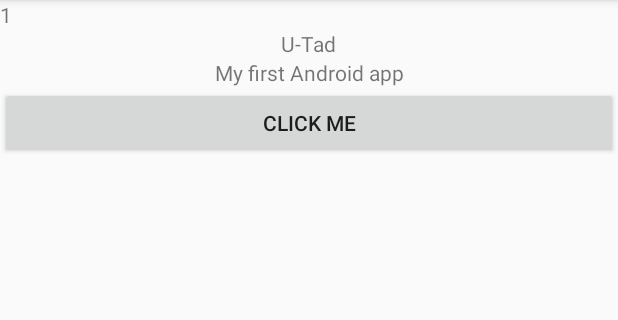
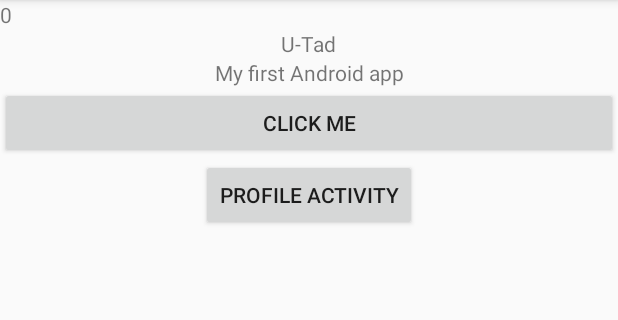
Before and after one commit to michelep2000/Android, an Android app: the screen it shows after launch (MainActivity), after a tap on "CLICK ME", on a phone screen of 412 x 824 dp, the part 84-404 px from its top. Run offline under Robolectric (Android 15) with nearby library versions, the phone set to English and light mode, and no system bars; libraries missing offline, so code that uses them is left out: kotlin.time.microseconds, kotlin.time.milliseconds.

Commit message:
Exercise 2 finished
-Creado boton para ir a la activity perfil
-Listener con intent pasandole por parametro el contenido
-Creados TextViews necesarios para la captura de los
parametros(descripcion, ciudad, imagen, fechaNacimiento)
-Seteados los parametros (imagen y descripcion desempaquetados por no
aceptar un valor opcional)
-Añadidos nuevos strings, a los xml de idiomas, en español e ingles
-Añadido ScrollView para evitar que la descripcion se corte

```diff
--- a/app/build.gradle
+++ b/app/build.gradle
@@ -25,7 +25,7 @@ android {
 
 dependencies {
     implementation fileTree(dir: 'libs', include: ['*.jar'])
-    implementation"org.jetbrains.kotlin:kotlin-stdlib-jdk7:$kotlin_version"
+    implementation "org.jetbrains.kotlin:kotlin-stdlib-jdk7:$kotlin_version"
     implementation 'androidx.appcompat:appcompat:1.0.2'
     implementation 'androidx.core:core-ktx:1.0.2'
     implementation 'androidx.constraintlayout:constraintlayout:1.1.3'
--- a/app/src/main/AndroidManifest.xml
+++ b/app/src/main/AndroidManifest.xml
@@ -9,6 +9,7 @@
         android:roundIcon="@mipmap/ic_launcher_round"
         android:supportsRtl="true"
         android:theme="@style/AppTheme">
+        <activity android:name=".ProfileActivity"></activity>
         <activity android:name=".MainActivity">
             <intent-filter>
                 <action android:name="android.intent.action.MAIN" />
--- a/app/src/main/java/com/example/myapplication/MainActivity.kt
+++ b/app/src/main/java/com/example/myapplication/MainActivity.kt
@@ -1,5 +1,6 @@
 package com.example.myapplication
 
+import android.content.Intent
 import androidx.appcompat.app.AppCompatActivity
 import android.os.Bundle
 import android.widget.Button
@@ -11,14 +12,20 @@ import kotlin.time.milliseconds
 
 class MainActivity : AppCompatActivity() {
 
+    private lateinit var txtHello: TextView
+    private lateinit var btnClickMe: Button
+    private lateinit var counter: TextView
+    private lateinit var btnProfile: Button
+
     override fun onCreate(savedInstanceState: Bundle?) {
         super.onCreate(savedInstanceState)
         setContentView(R.layout.activity_main)
 
         //sacando el id directamente del xml de activity_main
-        val txtHello: TextView = findViewById(R.id.txtHello)
-        val btnClickMe: Button = findViewById(R.id.btnClickMe)
-        val counter: TextView = findViewById(R.id.counter)
+        txtHello = findViewById(R.id.txtHello)
+        btnClickMe = findViewById(R.id.btnClickMe)
+        counter = findViewById(R.id.counter)
+        btnProfile = findViewById(R.id.profile_button)
 
         //sacando el dato directamente del xml de idiomas
         val message = getString(R.string.youClickMe)
@@ -26,12 +33,21 @@ class MainActivity : AppCompatActivity() {
 
         btnClickMe.setOnClickListener {
 
-            count++
             txtHello.text = "U-Tad"
-            Toast.makeText(this, message+ count.toString()+ " times",Toast.LENGTH_SHORT).show()
-            counter.text = count.toString()
+            incrementText(count++, counter)
         }
 
+        btnProfile.setOnClickListener{
+            val intent = Intent(this, ProfileActivity::class.java)
+            intent.putExtra("description", R.string.description)
+            intent.putExtra("city", "Madrid")
+            intent.putExtra("birthdate", "28/09/2000")
+            intent.putExtra("image", R.drawable.boy)
+            startActivity(intent)
+        }
+    }
 
+    fun incrementText(count: Int, counter: TextView) {
+        counter.text = count.toString()
     }
 }
--- a/app/src/main/res/layout/activity_main.xml
+++ b/app/src/main/res/layout/activity_main.xml
@@ -1,10 +1,11 @@
 <?xml version="1.0" encoding="utf-8"?>
 <LinearLayout
+
+    xmlns:android="http://schemas.android.com/apk/res/android"
     xmlns:tools="http://schemas.android.com/tools"
-    xmlns:android="http://schemas.android.com/apk/res/android"
-    android:orientation="vertical"
     android:layout_width="match_parent"
     android:layout_height="match_parent"
+    android:orientation="vertical"
     tools:context=".MainActivity">
 
     <TextView
@@ -13,34 +14,33 @@
         android:layout_height="wrap_content"
         android:layout_gravity="end"
         android:gravity="start"
-        android:text=""/>
+        android:text="" />
 
     <TextView
         android:id="@+id/txtHello"
         android:layout_width="wrap_content"
         android:layout_height="wrap_content"
         android:layout_gravity="center"
-        android:text="@string/hello_world"
-        />
+        android:text="@string/hello_world" />
 
     <TextView
         android:layout_width="match_parent"
         android:layout_height="wrap_content"
         android:layout_gravity="end"
         android:gravity="center"
-        android:text="My first Android app"/>
+        android:text="My first Android app" />
 
     <Button
         android:id="@+id/btnClickMe"
         android:layout_width="match_parent"
         android:layout_height="wrap_content"
-        android:text="Click me"
-        />
+        android:text="Click me" />
 
-
-
-
-
-
+    <Button
+        android:id="@+id/profile_button"
+        android:layout_width="wrap_content"
+        android:layout_height="wrap_content"
+        android:layout_gravity="center_horizontal"
+        android:text="@string/profile_activity" />
 
 </LinearLayout>
--- a/app/src/main/res/values/colors.xml
+++ b/app/src/main/res/values/colors.xml
@@ -3,4 +3,5 @@
     <color name="colorPrimary">#008577</color>
     <color name="colorPrimaryDark">#00574B</color>
     <color name="colorAccent">#D81B60</color>
+    <color name="colorDarkGreen">#003D36</color>
 </resources>
```
Also changed, not shown: app/src/main/java/com/example/myapplication/ProfileActivity.kt (added, +34 -0 lines), app/src/main/res/layout/activity_profile.xml (added, +121 -0 lines), app/src/main/res/values/strings.xml (+10 -0 lines), app/src/main/res/values/styles.xml (+20 -0 lines), app/src/main/res/drawable/boy.png (added), 1 other file.
